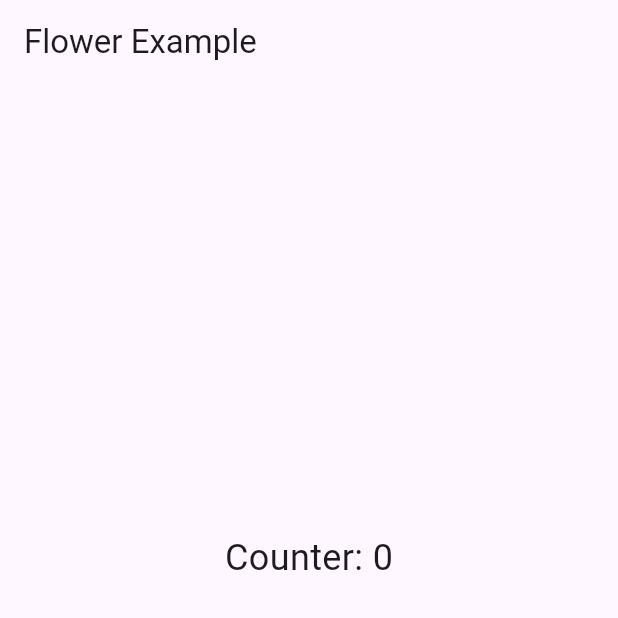
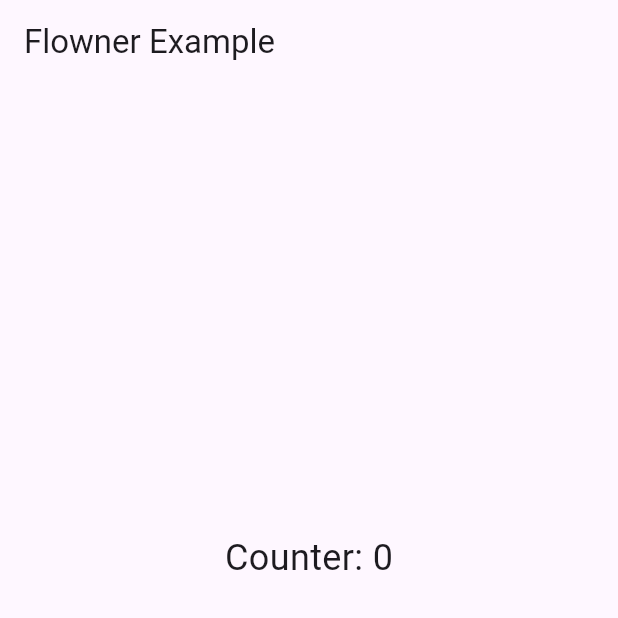
Before and after one commit to 14h4i/flower, a Flutter app: the screen it shows after launch, on a phone screen of 412 x 824 dp, the top half of it. Run offline on Flutter 3.47's test engine with Material 3 defaults, Android fonts, the phone set to English and light mode, and no system bars.

Commit message:
refactor: change package name

```diff
--- a/example/lib/main.dart
+++ b/example/lib/main.dart
@@ -1,5 +1,5 @@
 import 'package:flutter/material.dart';
-import 'package:flower/flower.dart';
+import 'package:flowner/flowner.dart';
 
 const counterStateId = 'counter';
 
@@ -11,7 +11,7 @@ Future<int> fetchCounterFromApi() async {
 
 void main() {
   // Create state for counter.
-  Flower.createState<int>(counterStateId, 0);
+  Flowner.createState<int>(counterStateId, 0);
 
   runApp(const MyApp());
 }
@@ -21,11 +21,11 @@ class MyApp extends StatelessWidget {
 
   @override
   Widget build(BuildContext context) {
-    final counter = Flower.getState<int>(counterStateId);
+    final counter = Flowner.getState<int>(counterStateId);
 
     return MaterialApp(
       home: Scaffold(
-        appBar: AppBar(title: const Text('Flower Example')),
+        appBar: AppBar(title: const Text('Flowner Example')),
         body: Center(
           child: Column(
             mainAxisAlignment: MainAxisAlignment.center,
--- a/example/pubspec.yaml
+++ b/example/pubspec.yaml
@@ -35,7 +35,7 @@ dependencies:
   # Use with the CupertinoIcons class for iOS style icons.
   cupertino_icons: ^1.0.8
 
-  flower:
+  flowner:
     path: ../
 
 dev_dependencies:
--- a/lib/flower.dart
+++ b/lib/flowner.dart
@@ -1,3 +1,3 @@
-export 'src/flower.dart';
+export 'src/flowner.dart';
 export 'src/flow_state.dart';
 export 'src/flow_builder.dart';
--- a/lib/src/flow_builder.dart
+++ b/lib/src/flow_builder.dart
@@ -1,5 +1,5 @@
 import 'package:flutter/widgets.dart';
-import 'flower.dart';
+import 'flowner.dart';
 
 /// A widget that rebuilds UI when the associated state changes using StreamBuilder.
 class FlowBuilder<T> extends StatelessWidget {
@@ -14,7 +14,7 @@ class FlowBuilder<T> extends StatelessWidget {
 
   @override
   Widget build(BuildContext context) {
-    final state = Flower.getState<T>(stateId);
+    final state = Flowner.getState<T>(stateId);
     if (state == null) {
       throw Exception("State with id '$stateId' not found.");
     }
--- a/lib/src/flower.dart
+++ b/lib/src/flowner.dart
@@ -1,7 +1,7 @@
 import 'flow_state.dart';
 
 /// A centralized manager for handling application states.
-class Flower {
+class Flowner {
   static final Map<String, dynamic> _states = {};
 
   /// Create a new state with an initial value.
--- a/pubspec.yaml
+++ b/pubspec.yaml
@@ -1,7 +1,7 @@
-name: flower
+name: flowner
 description: "A state management package for Flutter, offering simplicity, efficiency, and scalability."
 version: 1.0.0
-homepage: https://github.com/14h4i/flower
+homepage: https://github.com/14h4i/flowner
 
 environment:
   sdk: ^3.5.4
```
Also changed, not shown: example/pubspec.lock, 2 other files.
